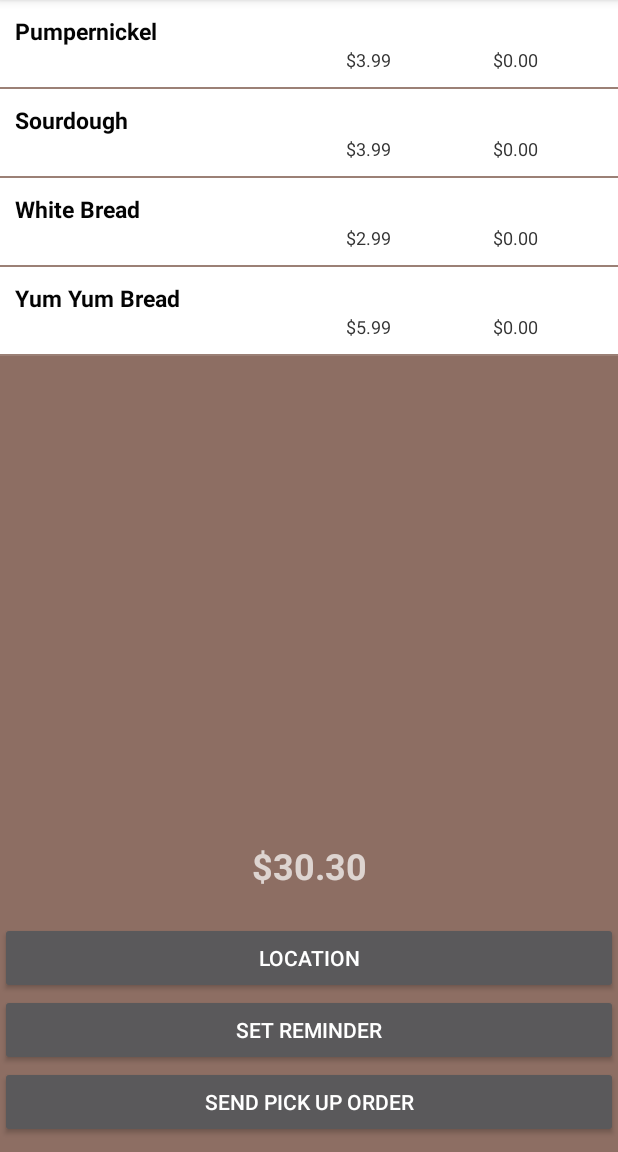
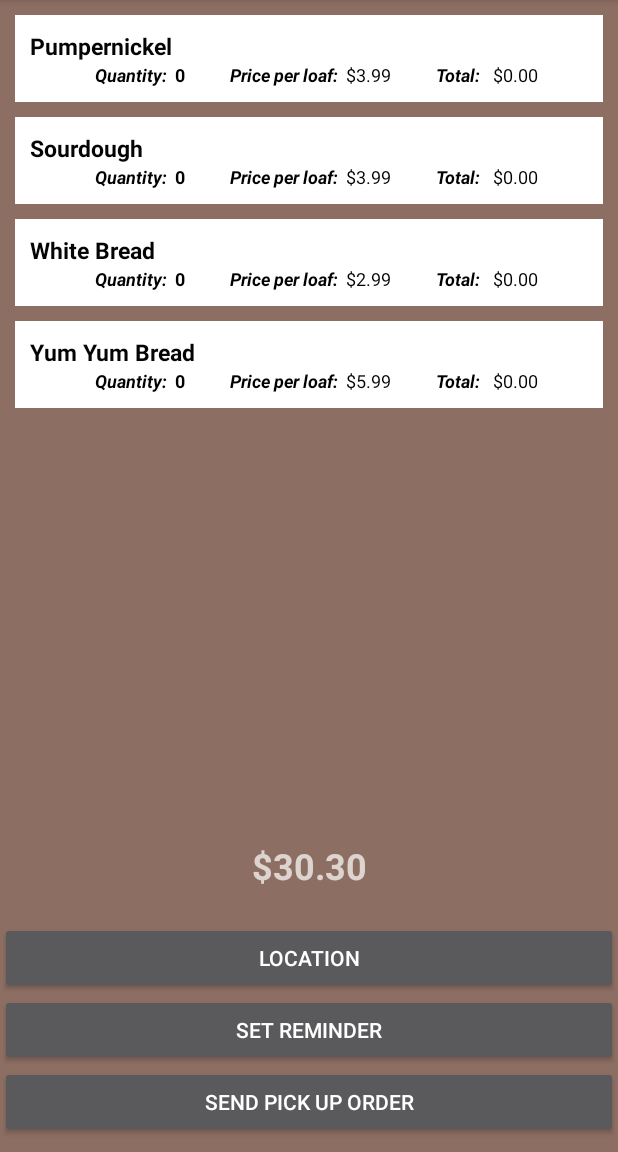
Before and after one commit to ColinLandry/ColinWill-BreadBoys, an Android app: the screen it shows after launch (MainActivity), in the side drawer, after a tap on "Checkout", on a phone screen of 412 x 824 dp, the part 84-1236 px from its top. Run offline under Robolectric (Android 15) with nearby library versions, the phone set to English and light mode, and no system bars.

Commit message:
#40 Added margins to the list item layouts and fixend color problems

```diff
--- a/app/src/main/res/layout/fragment_checkout.xml
+++ b/app/src/main/res/layout/fragment_checkout.xml
@@ -11,7 +11,9 @@
         android:id="@+id/cartList"
         android:layout_width="match_parent"
         android:layout_height="162dp"
-        android:layout_weight="0.93" />
+        android:layout_weight="0.93"
+        android:divider="@null"
+        android:dividerHeight="0dp"/>
 
     <TextView
         android:id="@+id/totalCostText"
--- a/app/src/main/res/layout/loaf_view.xml
+++ b/app/src/main/res/layout/loaf_view.xml
@@ -7,9 +7,12 @@
     <RelativeLayout
         android:layout_width="fill_parent"
         android:layout_height="wrap_content"
+        android:layout_marginLeft="10dp"
+        android:layout_marginRight="10dp"
+        android:layout_marginTop="10dp"
         android:background="#fff"
         android:orientation="horizontal"
-        android:padding="10dp" >
+        android:padding="10dp">
 
         <!-- Layout for image of loaf -->
 
@@ -19,7 +22,7 @@
             android:layout_height="wrap_content"
             android:layout_alignParentLeft="true"
             android:layout_marginRight="7dp"
-            android:padding="2dp" >
+            android:padding="2dp">
 
             <ImageView
                 android:id="@+id/loafImage"
@@ -71,8 +74,8 @@
                 android:layout_width="wrap_content"
                 android:layout_height="wrap_content"
                 android:layout_gravity="center_horizontal|center_vertical"
+                android:paddingEnd="25dp"
                 android:paddingStart="0dp"
-                android:paddingEnd="25dp"
                 android:text="$10"
                 android:textColor="#343434"
                 android:textSize="12sp" />
@@ -92,6 +95,7 @@
                 android:paddingLeft="15dp"
                 android:paddingRight="15dp"
                 android:text="0"
+                android:textColor="@android:color/black"
                 android:textSize="12sp"
                 android:textStyle="bold" />
 
--- a/app/src/main/res/layout/simple_loaf_view.xml
+++ b/app/src/main/res/layout/simple_loaf_view.xml
@@ -1,15 +1,19 @@
 <?xml version="1.0" encoding="utf-8"?>
 <LinearLayout xmlns:android="http://schemas.android.com/apk/res/android"
     xmlns:app="http://schemas.android.com/apk/res-auto"
+    xmlns:tools="http://schemas.android.com/tools"
     android:orientation="vertical" android:layout_width="match_parent"
     android:layout_height="match_parent">
 
     <RelativeLayout
         android:layout_width="fill_parent"
         android:layout_height="wrap_content"
-        android:background="#fff"
+        android:layout_marginLeft="10dp"
+        android:layout_marginRight="10dp"
+        android:layout_marginTop="10dp"
+        android:background="@android:color/background_light"
         android:orientation="horizontal"
-        android:padding="10dp" >
+        android:padding="10dp">
 
         <!-- Layout for image of loaf -->
 
@@ -51,6 +55,7 @@
                     android:paddingStart="10dp"
                     android:text="Quantity:"
                     android:textAlignment="textEnd"
+                    android:textColor="@android:color/black"
                     android:textSize="12sp"
                     android:textStyle="bold|italic" />
 
@@ -63,6 +68,7 @@
                     android:paddingStart="5dp"
                     android:text="0"
                     android:textAlignment="textEnd"
+                    android:textColor="@android:color/black"
                     android:textSize="12sp"
                     android:textStyle="bold" />
 
@@ -80,6 +86,7 @@
                     android:layout_gravity="center_vertical|center_horizontal"
                     android:paddingStart="10dp"
                     android:text="Price per loaf:"
+                    android:textColor="@android:color/black"
                     android:textSize="12sp"
                     android:textStyle="bold|italic" />
 
@@ -91,7 +98,7 @@
                     android:paddingEnd="20dp"
                     android:paddingStart="5dp"
                     android:text="$10"
-                    android:textColor="#343434"
+                    android:textColor="@android:color/black"
                     android:textSize="12sp" />
 
             </LinearLayout>
@@ -108,6 +115,7 @@
                     android:layout_weight="1"
                     android:paddingStart="10dp"
                     android:text="Total: "
+                    android:textColor="@android:color/black"
                     android:textSize="12sp"
                     android:textStyle="bold|italic" />
 
@@ -120,7 +128,7 @@
                     android:paddingStart="5dp"
                     android:text="$10"
                     android:textAlignment="center"
-                    android:textColor="#343434"
+                    android:textColor="@android:color/black"
                     android:textSize="12sp" />
 
             </LinearLayout>
--- a/app/src/main/res/values/colors.xml
+++ b/app/src/main/res/values/colors.xml
@@ -2,6 +2,6 @@
 <resources>
     <color name="colorPrimary">#795548</color>
     <color name="colorPrimaryDark">#303F9F</color>
-    <color name="colorAccent">#FF4081</color>
+    <color name="colorAccent">#ff4081</color>
     <color name="background_material_light">#8d6e63</color>
 </resources>
```
